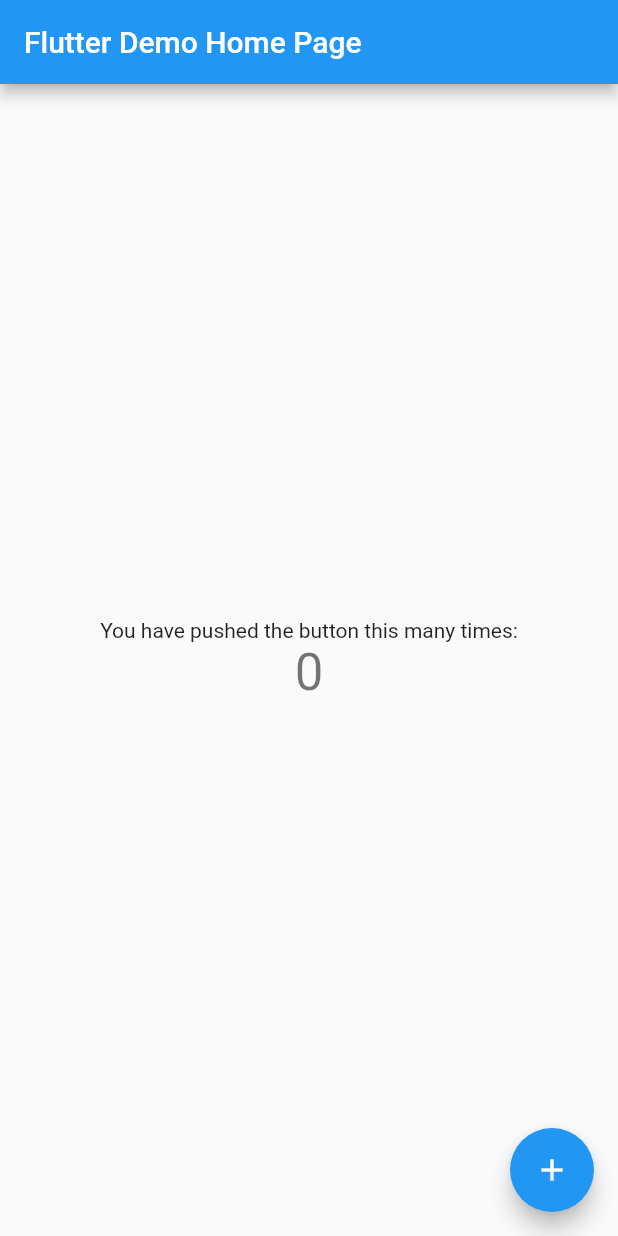
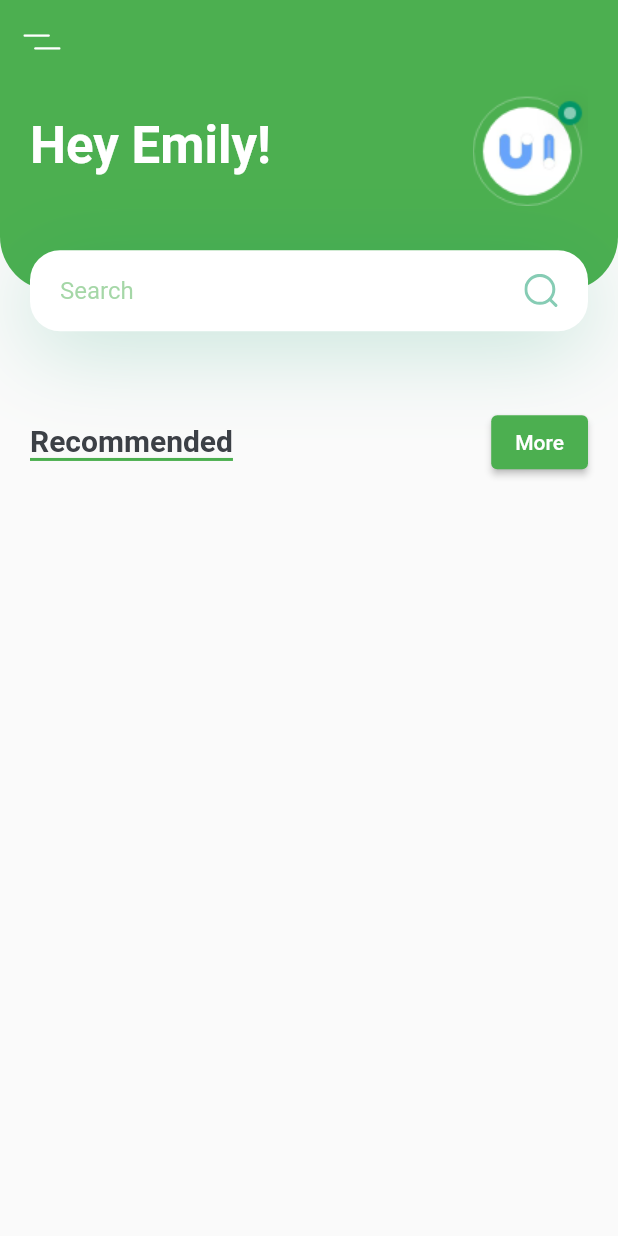
Before and after one commit to bjamyl/flutter_plantapp_ui, a Flutter app: the screen it shows after launch, on a phone screen of 412 x 824 dp. Run offline on Flutter 3.47's test engine with Material 2 defaults, Android fonts, the phone set to English and light mode, and no system bars; our stand-ins replace flutter_svg.

Commit message:
built plant card component header component

```diff
--- /dev/null
+++ b/lib/components/home_screen/body.dart
@@ -0,0 +1,21 @@
+import 'package:flutter/material.dart';
+import './header_with_searchbox.dart';
+import '../../constants.dart';
+import './recommended_title.dart';
+
+class Body extends StatelessWidget {
+  const Body({super.key});
+
+  @override
+  Widget build(BuildContext context) {
+    Size size = MediaQuery.of(context).size;
+    return SingleChildScrollView(
+      child: Column(
+        children: [
+          HeaderWithSearchBox(size: size),
+          RecommendedTitle(),
+        ],
+      ),
+    );
+  }
+}
--- /dev/null
+++ b/lib/components/home_screen/header_with_searchbox.dart
@@ -0,0 +1,84 @@
+import 'package:flutter/material.dart';
+import '../../constants.dart';
+import 'package:flutter_svg/svg.dart';
+
+class HeaderWithSearchBox extends StatelessWidget {
+  const HeaderWithSearchBox({
+    super.key,
+    required this.size,
+  });
+
+  final Size size;
+
+  @override
+  Widget build(BuildContext context) {
+    return Container(
+      margin: const EdgeInsets.only(bottom: kDefaultPadding *2.5),
+      height: size.height * 0.2,
+      child: Stack(
+        children: [
+          Container(
+            padding: const EdgeInsets.only(
+                left: kDefaultPadding,
+                right: kDefaultPadding,
+                bottom: kDefaultPadding + 36),
+            height: size.height * 0.2 - 27,
+            decoration: const BoxDecoration(
+              color: Colors.green,
+              borderRadius: BorderRadius.only(
+                  bottomLeft: Radius.circular(36),
+                  bottomRight: Radius.circular(36)),
+            ),
+            child: Row(
+              children: [
+                Text(
+                  'Hey Emily!',
+                  style: Theme.of(context).textTheme.headlineMedium?.copyWith(
+                      color: Colors.white, fontWeight: FontWeight.bold),
+                ),
+                Spacer(),
+                Image.asset("assets/images/logo.png")
+              ],
+            ),
+          ),
+          Positioned(
+              bottom: 0,
+              left: 0,
+              right: 0,
+              child: Container(
+                alignment: Alignment.center,
+                margin: const EdgeInsets.symmetric(horizontal: kDefaultPadding),
+                padding:
+                    const EdgeInsets.symmetric(horizontal: kDefaultPadding),
+                decoration: BoxDecoration(
+                    boxShadow: [
+                      BoxShadow(
+                          offset: const Offset(0, 10),
+                          blurRadius: 50,
+                          color: kPrimaryColor.withOpacity(0.23))
+                    ],
+                    color: Colors.white,
+                    borderRadius: BorderRadius.circular(20)),
+                height: 54,
+                child: Row(
+                  children: [
+                    Expanded(
+                      child: TextField(
+                        decoration: InputDecoration(
+                          hintText: 'Search',
+                          hintStyle:
+                              TextStyle(color: Colors.green.withOpacity(0.5)),
+                          enabledBorder: InputBorder.none,
+                          focusedBorder: InputBorder.none,
+                        ),
+                      ),
+                    ),
+                    SvgPicture.asset("assets/icons/search.svg"),
+                  ],
+                ),
+              ))
+        ],
+      ),
+    );
+  }
+}
--- /dev/null
+++ b/lib/components/home_screen/recommended_title.dart
@@ -0,0 +1,33 @@
+import 'package:flutter/material.dart';
+import '../../constants.dart';
+
+class RecommendedTitle extends StatelessWidget {
+  const RecommendedTitle({
+    super.key,
+  });
+
+  @override
+  Widget build(BuildContext context) {
+    return Padding(
+      padding: const EdgeInsets.symmetric(horizontal: kDefaultPadding),
+      child: Row(
+        mainAxisAlignment: MainAxisAlignment.spaceBetween,
+        children: [
+          Container(
+            decoration: const BoxDecoration(
+                border:
+                    Border(bottom: BorderSide(width: 2, color: Colors.green))),
+            child: const Text(
+              'Recommended',
+              style: TextStyle(fontWeight: FontWeight.bold, fontSize: 20),
+            ),
+          ),
+          ElevatedButton(
+            onPressed: () {},
+            child: const Text('More'),
+          )
+        ],
+      ),
+    );
+  }
+}
--- /dev/null
+++ b/lib/constants.dart
@@ -0,0 +1,7 @@
+import 'package:flutter/material.dart';
+
+const kPrimaryColor = Color(0xFF0C9869);
+const kTextColor = Color(0xFF3C4046);
+const kBackgroundColor = Color(0xFFF9F9FD);
+
+const double kDefaultPadding = 20.0;
--- a/lib/main.dart
+++ b/lib/main.dart
@@ -1,4 +1,6 @@
 import 'package:flutter/material.dart';
+import './screens/home_screen.dart';
+import 'constants.dart';
 
 void main() {
   runApp(const MyApp());
@@ -11,105 +13,13 @@ class MyApp extends StatelessWidget {
   @override
   Widget build(BuildContext context) {
     return MaterialApp(
-      title: 'Flutter Demo',
+      debugShowCheckedModeBanner: false,
+      title: 'Plant App',
       theme: ThemeData(
-        // This is the theme of your application.
-        //
-        // Try running your application with "flutter run". You'll see the
-        // application has a blue toolbar. Then, without quitting the app, try
-        // changing the primarySwatch below to Colors.green and then invoke
-        // "hot reload" (press "r" in the console where you ran "flutter run",
-        // or simply save your changes to "hot reload" in a Flutter IDE).
-        // Notice that the counter didn't reset back to zero; the application
-        // is not restarted.
-        primarySwatch: Colors.blue,
-      ),
-      home: const MyHomePage(title: 'Flutter Demo Home Page'),
+          colorScheme: ColorScheme.fromSwatch(primarySwatch: Colors.green),
+          textTheme: Theme.of(context).textTheme.apply(bodyColor: kTextColor),
+          visualDensity: VisualDensity.adaptivePlatformDensity),
+      home: const HomeScreen(),
     );
   }
 }
-
-class MyHomePage extends StatefulWidget {
-  const MyHomePage({super.key, required this.title});
-
-  // This widget is the home page of your application. It is stateful, meaning
-  // that it has a State object (defined below) that contains fields that affect
-  // how it looks.
-
-  // This class is the configuration for the state. It holds the values (in this
-  // case the title) provided by the parent (in this case the App widget) and
-  // used by the build method of the State. Fields in a Widget subclass are
-  // always marked "final".
-
-  final String title;
-
-  @override
-  State<MyHomePage> createState() => _MyHomePageState();
-}
-
-class _MyHomePageState extends State<MyHomePage> {
-  int _counter = 0;
-
-  void _incrementCounter() {
-    setState(() {
-      // This call to setState tells the Flutter framework that something has
-      // changed in this State, which causes it to rerun the build method below
-      // so that the display can reflect the updated values. If we changed
-      // _counter without calling setState(), then the build method would not be
-      // called again, and so nothing would appear to happen.
-      _counter++;
-    });
-  }
-
-  @override
-  Widget build(BuildContext context) {
-    // This method is rerun every time setState is called, for instance as done
-    // by the _incrementCounter method above.
-    //
-    // The Flutter framework has been optimized to make rerunning build methods
-    // fast, so that you can just rebuild anything that needs updating rather
-    // than having to individually change instances of widgets.
-    return Scaffold(
-      appBar: AppBar(
-        // Here we take the value from the MyHomePage object that was created by
-        // the App.build method, and use it to set our appbar title.
-        title: Text(widget.title),
-      ),
-      body: Center(
-        // Center is a layout widget. It takes a single child and positions it
-        // in the middle of the parent.
-        child: Column(
-          // Column is also a layout widget. It takes a list of children and
-          // arranges them vertically. By default, it sizes itself to fit its
-          // children horizontally, and tries to be as tall as its parent.
-          //
-          // Invoke "debug painting" (press "p" in the console, choose the
-          // "Toggle Debug Paint" action from the Flutter Inspector in Android
-          // Studio, or the "Toggle Debug Paint" command in Visual Studio Code)
-          // to see the wireframe for each widget.
-          //
-          // Column has various properties to control how it sizes itself and
-          // how it positions its children. Here we use mainAxisAlignment to
-          // center the children vertically; the main axis here is the vertical
-          // axis because Columns are vertical (the cross axis would be
-          // horizontal).
-          mainAxisAlignment: MainAxisAlignment.center,
-          children: <Widget>[
-            const Text(
-              'You have pushed the button this many times:',
-            ),
-            Text(
-              '$_counter',
-              style: Theme.of(context).textTheme.headlineMedium,
-            ),
-          ],
-        ),
-      ),
-      floatingActionButton: FloatingActionButton(
-        onPressed: _incrementCounter,
-        tooltip: 'Increment',
-        child: const Icon(Icons.add),
-      ), // This trailing comma makes auto-formatting nicer for build methods.
-    );
-  }
-}
--- /dev/null
+++ b/lib/screens/home_screen.dart
@@ -0,0 +1,25 @@
+import 'package:flutter/material.dart';
+import 'package:flutter_svg/svg.dart';
+import '../components/home_screen/body.dart';
+
+class HomeScreen extends StatelessWidget {
+  const HomeScreen({super.key});
+
+  @override
+  Widget build(BuildContext context) {
+    return Scaffold(
+      appBar: buildAppBar(),
+      body: Body(),
+    );
+  }
+
+  AppBar buildAppBar() {
+    return AppBar(
+      elevation: 0,
+      leading: IconButton(
+        onPressed: () {},
+        icon: SvgPicture.asset("assets/icons/menu.svg"),
+      ),
+    );
+  }
+}
```
Also changed, not shown: lib/components/home_screen/recommended_plant_card.dart (added, +69 -0 lines), pubspec.yaml (+5 -3 lines), pubspec.lock.
